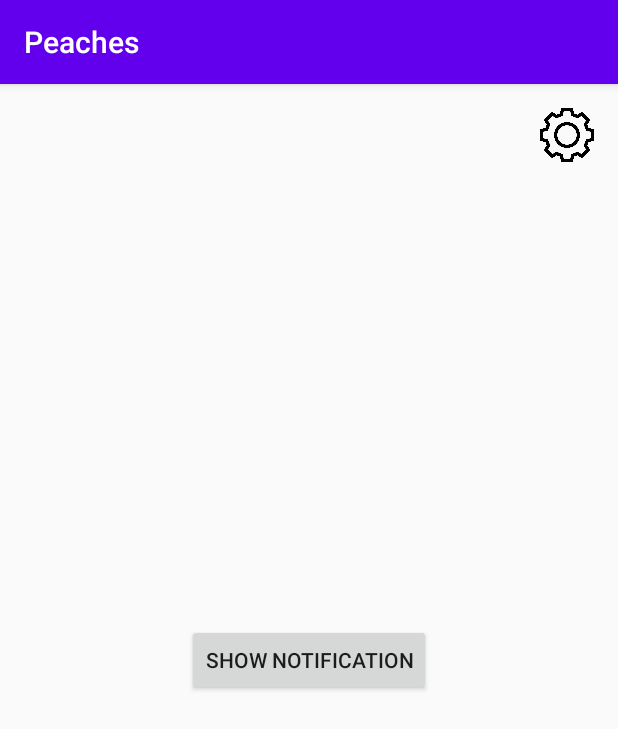
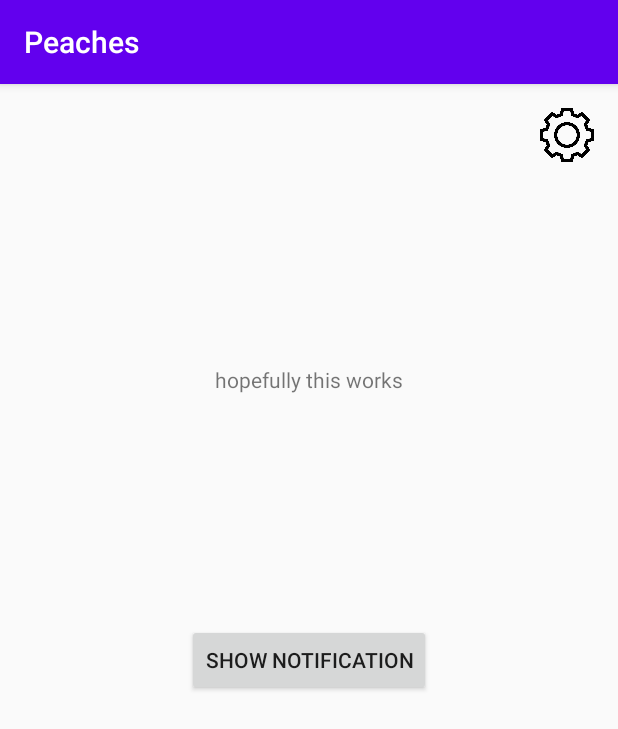
Before and after one commit to georgewang968/Peaches, an Android app: the screen it shows after launch (MainActivity), after a tap on "SHOW NOTIFICATION", on a phone screen of 412 x 824 dp. Shown: the top 729 px of the screen. Run offline under Robolectric (Android 15) with nearby library versions, the phone set to English and light mode, and no system bars.

Commit message:
Added text box to hold message in main activity.

```diff
--- a/app/src/main/java/com/example/peaches/MainActivity.java
+++ b/app/src/main/java/com/example/peaches/MainActivity.java
@@ -11,6 +11,7 @@ import android.os.Build;
 import android.os.Bundle;
 import android.view.View;
 import android.widget.ImageButton;
+import android.widget.TextView;
 
 import static androidx.core.app.NotificationCompat.PRIORITY_HIGH;
 
@@ -58,11 +59,16 @@ public class MainActivity extends AppCompatActivity {
     // create notification
     private void displayNotification(){
 
+        // string to hold message and set textview with it
+        String messageText = MessageManager.getLine(MainActivity.this);
+        TextView mTextView = (TextView) findViewById(R.id.message_text);
+        mTextView.setText(messageText);
+
         NotificationCompat.Builder mBuilder =
                 new NotificationCompat.Builder(this, CHANNEL_ID)
                     .setSmallIcon(R.drawable.ic_peach)
                     .setContentTitle("Peaches")
-                    .setContentText(MessageManager.ReadFile(MainActivity.this))
+                    .setContentText(messageText)
                     .setPriority(NotificationCompat.PRIORITY_HIGH);
 
         NotificationManagerCompat mNotificationMgr = NotificationManagerCompat.from(this);
--- a/app/src/main/java/com/example/peaches/MessageManager.java
+++ b/app/src/main/java/com/example/peaches/MessageManager.java
@@ -20,7 +20,7 @@ public class MessageManager {
     private final static String arraySizeName = "arraySize";
 
 
-    public static String ReadFile(Context context){
+    public static String getLine(Context context){
         //check if first time running
         SharedPreferences pref = PreferenceManager.getDefaultSharedPreferences(context);
 
--- a/app/src/main/res/layout/activity_main.xml
+++ b/app/src/main/res/layout/activity_main.xml
@@ -28,5 +28,16 @@
         app:layout_constraintEnd_toEndOf="parent"
         app:layout_constraintTop_toTopOf="parent" />
 
+    <TextView
+        android:id="@+id/message_text"
+        android:layout_width="wrap_content"
+        android:layout_height="wrap_content"
+        app:layout_constraintEnd_toEndOf="parent"
+        app:layout_constraintStart_toStartOf="parent"
+        app:layout_constraintBottom_toBottomOf="parent"
+        app:layout_constraintTop_toTopOf="parent"
+        app:layout_constraintVertical_bias="0.25"
+        tools:layout_editor_absoluteY="168dp" />
+
 
 </androidx.constraintlayout.widget.ConstraintLayout>
--- a/app/src/main/res/values/strings.xml
+++ b/app/src/main/res/values/strings.xml
@@ -1,3 +1,4 @@
 <resources>
     <string name="app_name">Peaches</string>
+    <string name="message_text"></string>
 </resources>
```
